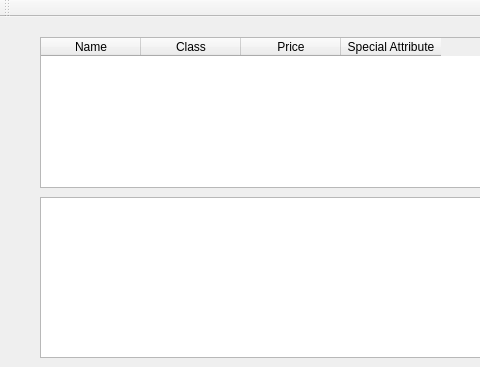
This is mainwindow.ui in coolbry95/ECE335-Project2 as Qt 5 draws it before an edit; both pictures show x 0 to 480 and y 0 to 367 of the 1000 by 494 pixel window. The edited form follows.
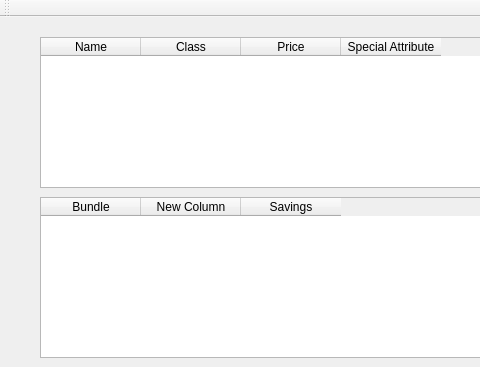
This is the edited form.

What changed in the file:
```diff
--- a/mainwindow.ui
+++ b/mainwindow.ui
@@ -111,7 +111,7 @@
      </rect>
     </property>
     <attribute name="horizontalHeaderVisible">
-     <bool>false</bool>
+     <bool>true</bool>
     </attribute>
     <column>
      <property name="text">
```
Left out of the diff: 2 changed lines with no effect on the pictures.
